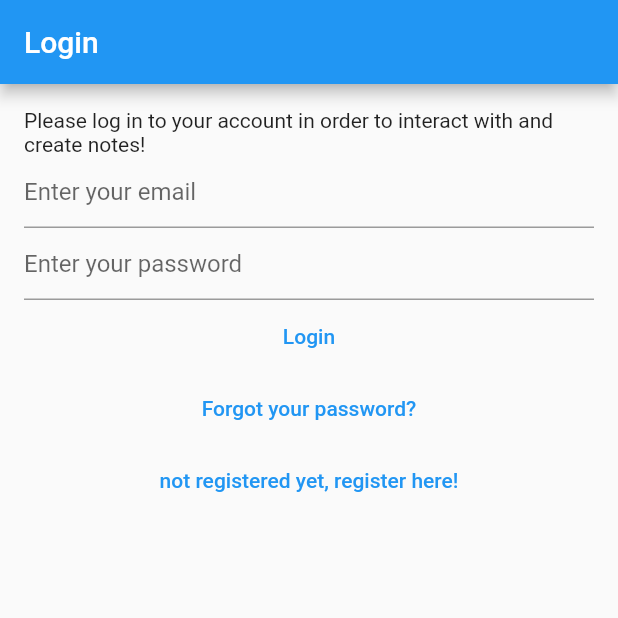
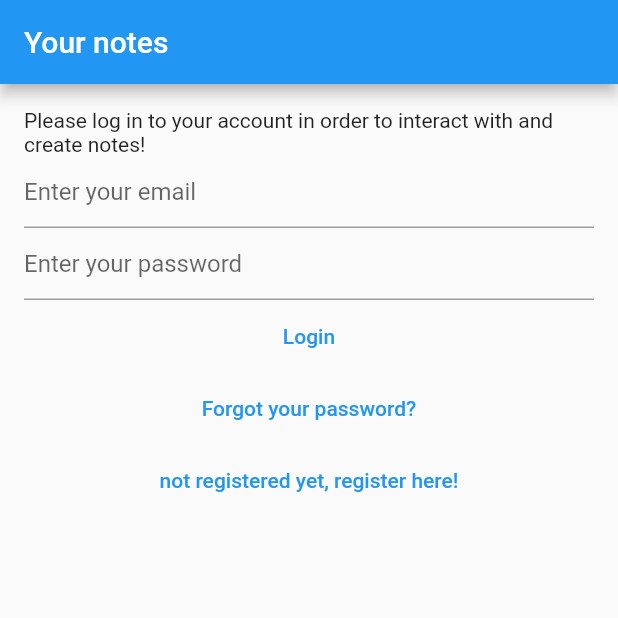
Before and after one commit to risaddex/flutter-experiments, a Flutter app: the screen it shows after launch, on a phone screen of 412 x 824 dp, the top half of it. Run offline on Flutter 3.47's test engine with Material 2 defaults, Android fonts, the phone set to English and light mode, and no system bars; our stand-ins replace bloc, cloud_firestore, equatable, firebase_auth, firebase_core, flutter_bloc and 2 more; accounts and stored records are empty; generated files the repository leaves out were written again.

```diff
--- /dev/null
+++ b/l10n.yaml
@@ -0,0 +1,3 @@
+arb-dir: lib/l10n
+template-arb-file: intl_en.arb
+output-localization-file: app_localizations.dart
--- /dev/null
+++ b/lib/l10n/intl_en.arb
@@ -0,0 +1,3 @@
+{
+  "app_title": "Your notes"
+}
--- /dev/null
+++ b/lib/l10n/intl_pt.arb
@@ -0,0 +1,3 @@
+{
+  "app_title": "Suas notas"
+}
--- /dev/null
+++ b/lib/l10n/intl_pt_BR.arb
@@ -0,0 +1,3 @@
+{
+  "app_title": "Suas notas"
+}
--- a/lib/main.dart
+++ b/lib/main.dart
@@ -12,11 +12,14 @@ import 'package:notesapp/views/login_view.dart';
 import 'package:notesapp/views/notes/notes_view.dart';
 import 'package:notesapp/views/register_view.dart';
 import 'package:notesapp/views/verify_email_view.dart';
+import 'package:flutter_gen/gen_l10n/app_localizations.dart';
 
 void main() {
   WidgetsFlutterBinding.ensureInitialized();
   runApp(
     MaterialApp(
+      supportedLocales: AppLocalizations.supportedLocales,
+      localizationsDelegates: AppLocalizations.localizationsDelegates,
       title: 'Flutter Demo',
       theme: ThemeData(
         primarySwatch: Colors.blue,
--- a/lib/views/login_view.dart
+++ b/lib/views/login_view.dart
@@ -2,11 +2,13 @@ import 'dart:developer' as dev_utils show log;
 
 import 'package:flutter/material.dart';
 import 'package:flutter_bloc/flutter_bloc.dart';
+import 'package:notesapp/extensions/buildcontext/loc.dart';
 import 'package:notesapp/services/auth/auth_exceptions.dart';
 import 'package:notesapp/services/auth/bloc/auth_bloc.dart';
 import 'package:notesapp/services/auth/bloc/auth_event.dart';
 import 'package:notesapp/services/auth/bloc/auth_state.dart';
 import 'package:notesapp/util/dialogs/error_dialog.dart';
+import 'package:flutter_gen/gen_l10n/app_localizations.dart';
 
 class LoginView extends StatefulWidget {
   static const route = '/login/';
@@ -47,7 +49,7 @@ class _LoginViewState extends State<LoginView> {
       },
       child: Scaffold(
         appBar: AppBar(
-          title: const Text('Login'),
+          title: Text(context.loc.app_title),
         ),
         body: Padding(
           padding: const EdgeInsets.all(16.0),
@@ -62,7 +64,8 @@ class _LoginViewState extends State<LoginView> {
                   enableSuggestions: false,
                   autocorrect: false,
                   keyboardType: TextInputType.emailAddress,
-                  decoration: const InputDecoration(hintText: 'Enter your email'),
+                  decoration:
+                      const InputDecoration(hintText: 'Enter your email'),
                 ),
                 TextField(
                   controller: _password,
```
Also changed, not shown: lib/extensions/buildcontext/loc.dart (added, +7 -0 lines), pubspec.yaml (+65 -61 lines), pubspec.lock, 1 other file.
